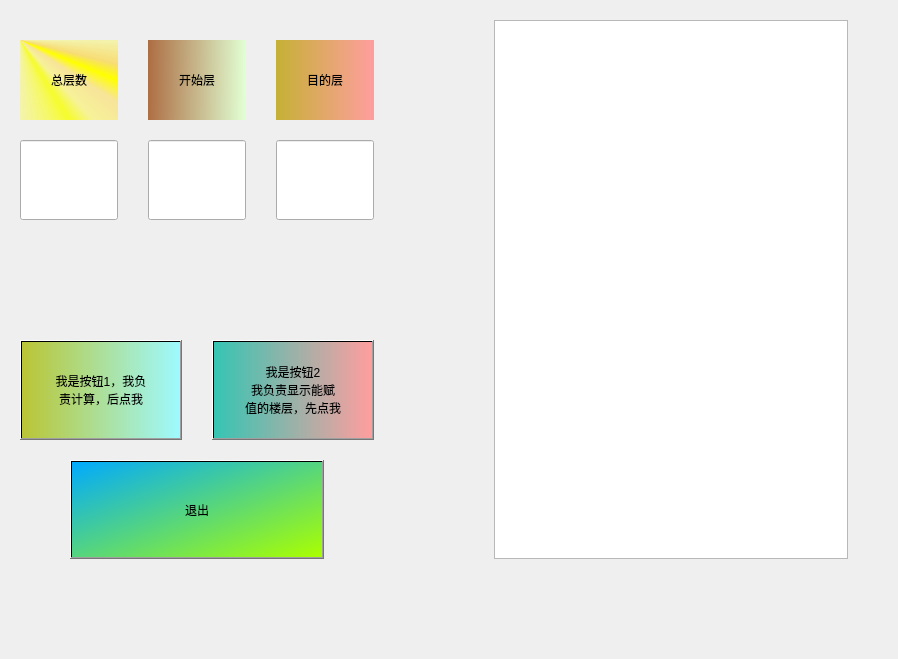
Before: the Qt Designer form StairVselevator-2/hfloors.ui in Smell-good-tang/Stair-Vs-elevator, drawn with Qt 5.
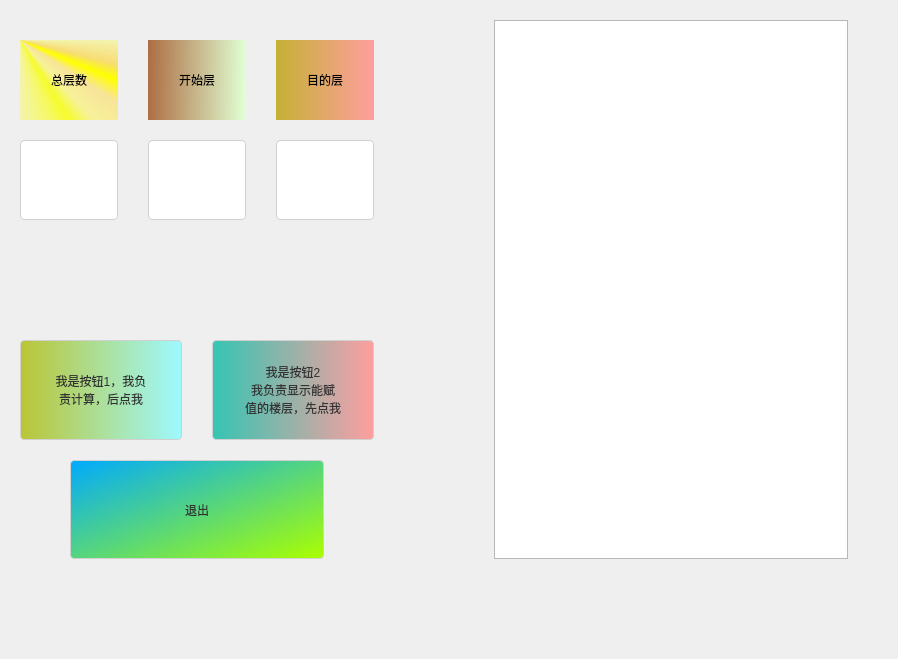
After: the same form once the commit is applied. Icons and pictures are not drawn.

The edit to the form file:
```diff
--- a/StairVselevator-2/hfloors.ui
+++ b/StairVselevator-2/hfloors.ui
@@ -92,7 +92,25 @@
            </sizepolicy>
           </property>
           <property name="styleSheet">
-           <string notr="true">background-color: qlineargradient(spread:pad, x1:0, y1:0, x2:1, y2:0, stop:0 rgba(186, 197, 53, 255), stop:1 rgba(158, 249, 255, 255));</string>
+           <string notr="true">QPushButton
+{
+    background-color: qlineargradient(spread:pad, x1:0, y1:0, x2:1, y2:0, stop:0 rgba(186, 197, 53, 255), stop:1 rgba(158, 249, 255, 255));
+    border: 1px solid #d0d0d0;  
+    border-radius: 4px;  
+    padding: 5px;  
+    color: #333;  
+}  
+  
+QPushButton : hover
+{
+    background-color: #e0e0e0;  
+}  
+  
+QPushButton : pressed
+{
+    background-color: #d0d0d0;  
+}
+</string>
           </property>
           <property name="text">
            <string>我是按钮1，我负
@@ -109,7 +127,25 @@
            </sizepolicy>
           </property>
           <property name="styleSheet">
-           <string notr="true">background-color: qlineargradient(spread:pad, x1:0, y1:0, x2:1, y2:0, stop:0 rgba(53, 197, 179, 255), stop:1 rgba(255, 158, 158, 255));</string>
+           <string notr="true">QToolButton
+{
+    background-color: qlineargradient(spread:pad, x1:0, y1:0, x2:1, y2:0, stop:0 rgba(53, 197, 179, 255), stop:1 rgba(255, 158, 158, 255));
+    border: 1px solid #d0d0d0;  
+    border-radius: 4px;  
+    padding: 5px;  
+    color: #333;  
+}  
+  
+QToolButton : hover
+{
+    background-color: #e0e0e0;  
+}  
+  
+QToolButton : pressed
+{
+    background-color: #d0d0d0;  
+}
+</string>
           </property>
           <property name="text">
            <string>我是按钮2
@@ -137,7 +173,26 @@
            </sizepolicy>
           </property>
           <property name="styleSheet">
-           <string notr="true">background-color: qlineargradient(spread:pad, x1:0, y1:0, x2:1, y2:1, stop:0 rgba(0, 170, 255, 255), stop:1 rgba(170, 255, 0, 255));</string>
+           <string notr="true">QPushButton
+{
+    background-color: qlineargradient(spread:pad, x1:0, y1:0, x2:1, y2:1, stop:0 rgba(0, 170, 255, 255), stop:1 rgba(170, 255, 0, 255));
+    border: 1px solid #d0d0d0;  
+    border-radius: 4px;  
+    padding: 5px;  
+    color: #333;  
+}  
+  
+QPushButton : hover
+{
+    background-color: #e0e0e0;  
+}  
+  
+QPushButton : pressed
+{
+    background-color: #d0d0d0;  
+}
+
+</string>
           </property>
           <property name="text">
            <string>退出</string>
@@ -198,7 +253,17 @@
            </sizepolicy>
           </property>
           <property name="styleSheet">
-           <string notr="true"/>
+           <string notr="true">QLineEdit {  
+    background-color: white;  
+    border: 1px solid #d0d0d0;  
+    border-radius: 4px;  
+    padding: 5px;  
+    color: #333;  
+}  
+  
+QLineEdit:focus {  
+    border-color: #007bff; /* Blue outline when focused */  
+}</string>
           </property>
           <property name="alignment">
            <set>Qt::AlignCenter</set>
@@ -252,7 +317,17 @@
            </sizepolicy>
           </property>
           <property name="styleSheet">
-           <string notr="true"/>
+           <string notr="true">QLineEdit {  
+    background-color: white;  
+    border: 1px solid #d0d0d0;  
+    border-radius: 4px;  
+    padding: 5px;  
+    color: #333;  
+}  
+  
+QLineEdit:focus {  
+    border-color: #007bff; /* Blue outline when focused */  
+}</string>
           </property>
           <property name="alignment">
            <set>Qt::AlignCenter</set>
@@ -306,7 +381,17 @@
            </sizepolicy>
           </property>
           <property name="styleSheet">
-           <string notr="true"/>
+           <string notr="true">QLineEdit {  
+    background-color: white;  
+    border: 1px solid #d0d0d0;  
+    border-radius: 4px;  
+    padding: 5px;  
+    color: #333;  
+}  
+  
+QLineEdit:focus {  
+    border-color: #007bff; /* Blue outline when focused */  
+}</string>
           </property>
           <property name="alignment">
            <set>Qt::AlignCenter</set>
```
